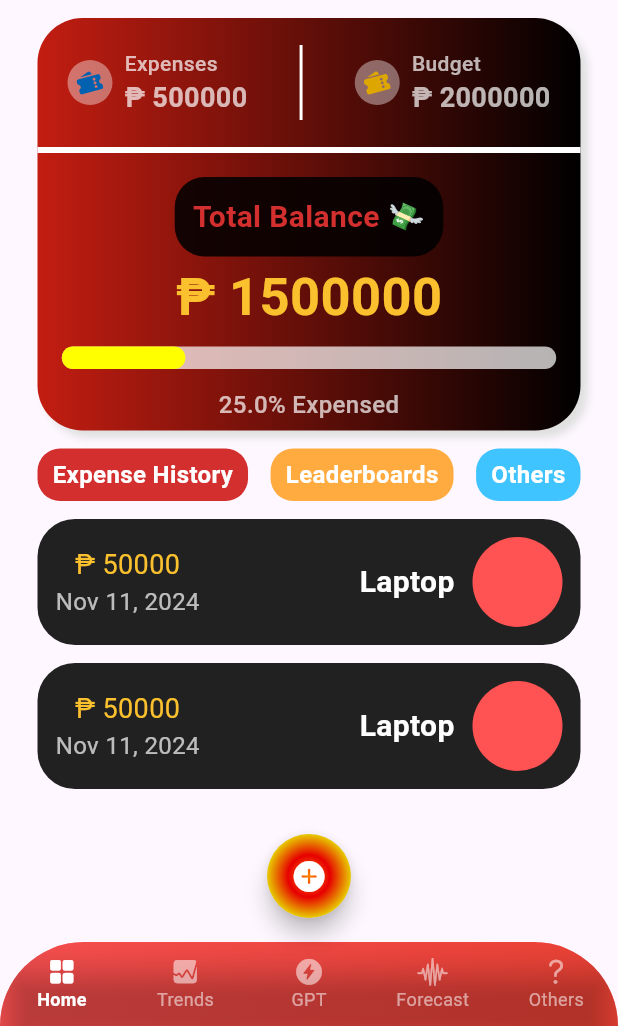
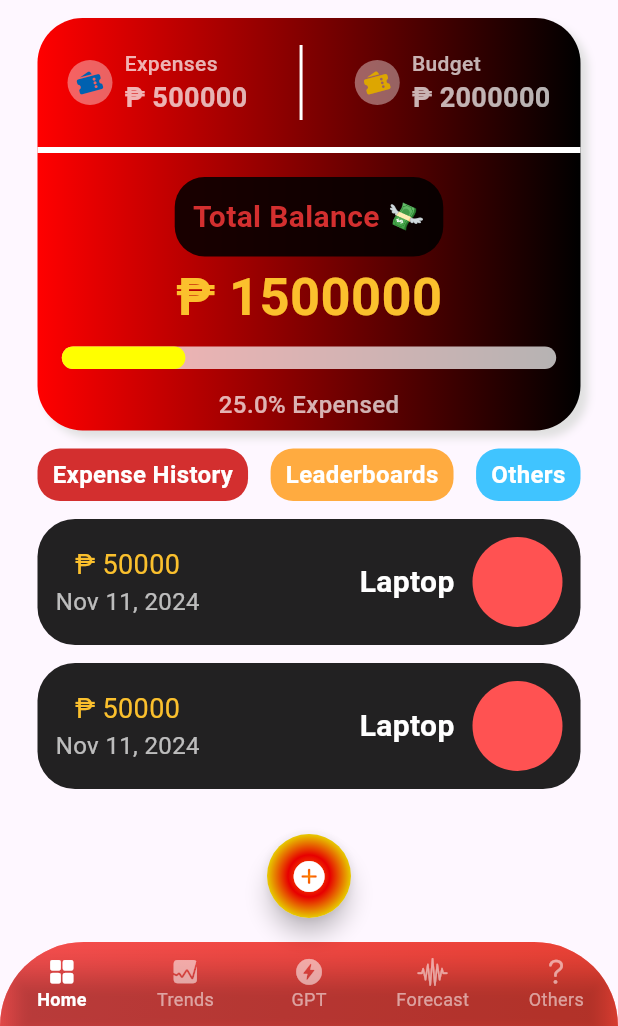
Before and after one commit to donyelqt/pera-pinoy, a Flutter app: the HomeScreen screen opened by its route, on a phone screen of 412 x 824 dp, the part 210-1236 px from its top. Run offline on Flutter 3.47's test engine with Material 3 defaults, Android fonts, the phone set to English and light mode, and no system bars.

Commit message:
"Updated gradient color in MainScreen decoration"

```diff
--- a/lib/screens/home/views/main_screen.dart
+++ b/lib/screens/home/views/main_screen.dart
@@ -93,7 +93,7 @@ class MainScreen extends StatelessWidget {
               decoration: BoxDecoration(
                   gradient: const LinearGradient(
                     colors: [
-                      Color.fromARGB(255, 195, 29, 17),
+                      Color.fromARGB(255, 255, 0, 0), //Color.fromARGB(255, 195, 29, 17),
                       Colors.black,
                     ],
                   ),
```
